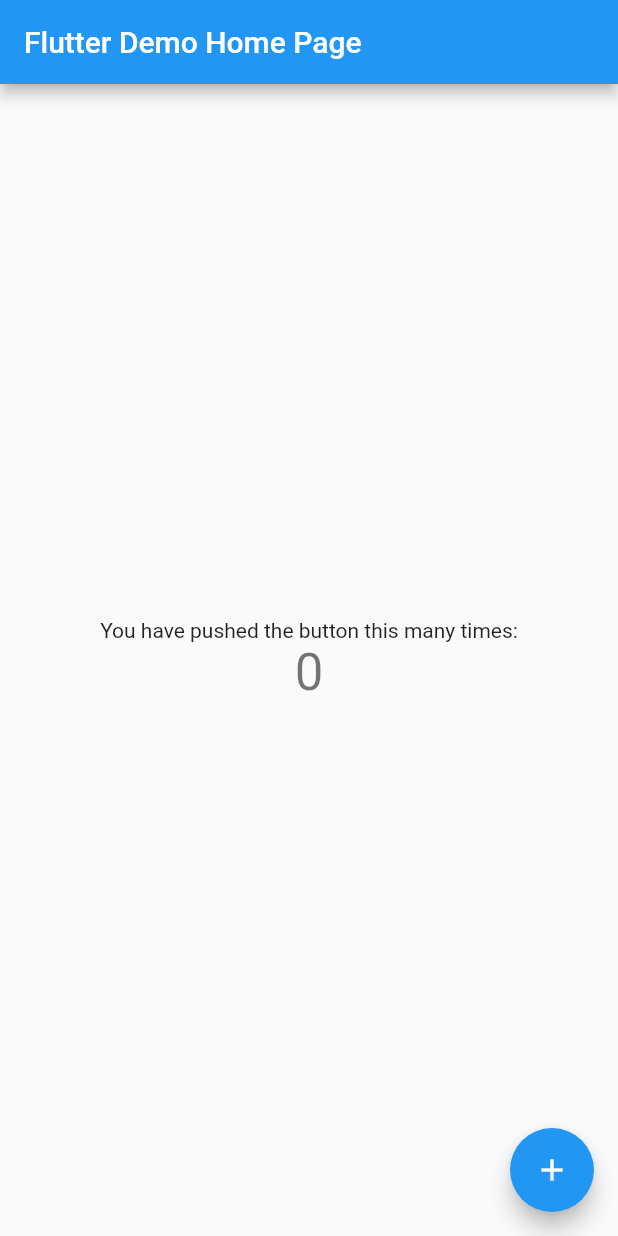
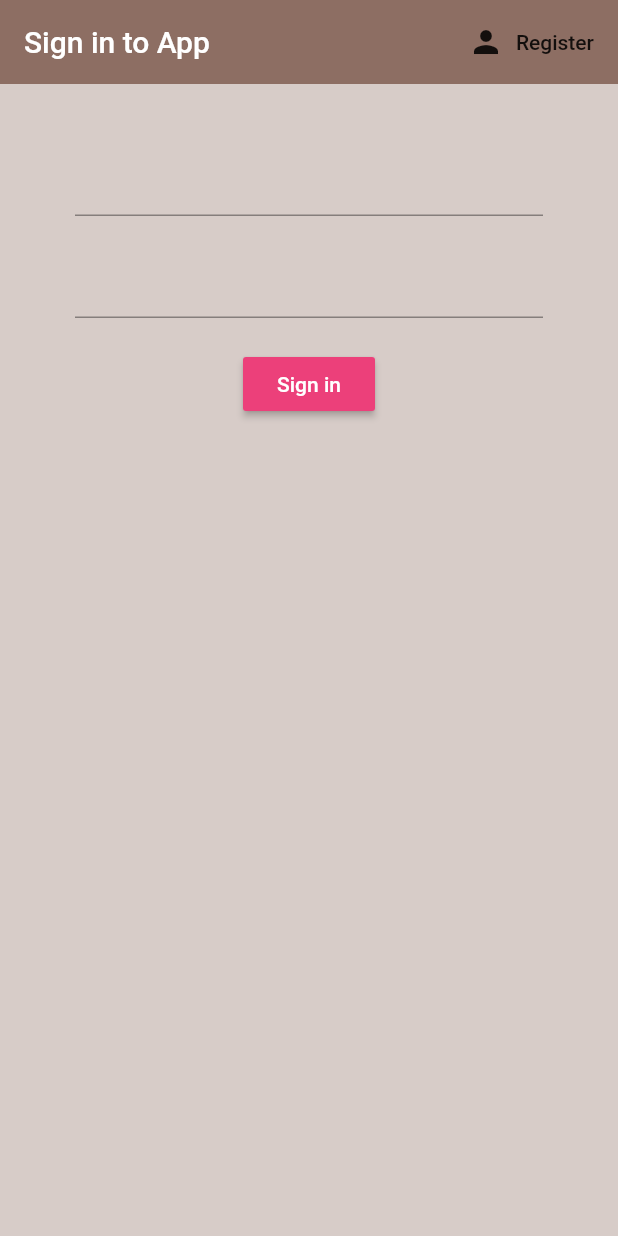
Before and after one commit to edindzabija/flutter-demo, a Flutter app: the screen it shows after launch, on a phone screen of 412 x 824 dp. Run offline on Flutter 3.47's test engine with Material 2 defaults, Android fonts, the phone set to English and light mode, and no system bars; our stand-ins replace firebase_auth; accounts and stored records are empty.

Commit message:
home screen, register and login with email and anon

```diff
--- a/lib/main.dart
+++ b/lib/main.dart
@@ -1,117 +1,19 @@
 import 'package:flutter/material.dart';
+import 'package:flutter_demo/models/user.dart';
+import 'package:flutter_demo/screens/wrapper.dart';
+import 'package:flutter_demo/services/auth.dart';
+import 'package:provider/provider.dart';
 
-void main() {
-  runApp(MyApp());
-}
+void main() => runApp(MyApp());
 
 class MyApp extends StatelessWidget {
-  // This widget is the root of your application.
   @override
   Widget build(BuildContext context) {
-    return MaterialApp(
-      title: 'Flutter Demo',
-      theme: ThemeData(
-        // This is the theme of your application.
-        //
-        // Try running your application with "flutter run". You'll see the
-        // application has a blue toolbar. Then, without quitting the app, try
-        // changing the primarySwatch below to Colors.green and then invoke
-        // "hot reload" (press "r" in the console where you ran "flutter run",
-        // or simply save your changes to "hot reload" in a Flutter IDE).
-        // Notice that the counter didn't reset back to zero; the application
-        // is not restarted.
-        primarySwatch: Colors.blue,
-        // This makes the visual density adapt to the platform that you run
-        // the app on. For desktop platforms, the controls will be smaller and
-        // closer together (more dense) than on mobile platforms.
-        visualDensity: VisualDensity.adaptivePlatformDensity,
+    return StreamProvider<User>.value(
+      value: AuthService().user,
+          child: MaterialApp(
+        home: Wrapper()
       ),
-      home: MyHomePage(title: 'Flutter Demo Home Page'),
     );
   }
 }
-
-class MyHomePage extends StatefulWidget {
-  MyHomePage({Key key, this.title}) : super(key: key);
-
-  // This widget is the home page of your application. It is stateful, meaning
-  // that it has a State object (defined below) that contains fields that affect
-  // how it looks.
-
-  // This class is the configuration for the state. It holds the values (in this
-  // case the title) provided by the parent (in this case the App widget) and
-  // used by the build method of the State. Fields in a Widget subclass are
-  // always marked "final".
-
-  final String title;
-
-  @override
-  _MyHomePageState createState() => _MyHomePageState();
-}
-
-class _MyHomePageState extends State<MyHomePage> {
-  int _counter = 0;
-
-  void _incrementCounter() {
-    setState(() {
-      // This call to setState tells the Flutter framework that something has
-      // changed in this State, which causes it to rerun the build method below
-      // so that the display can reflect the updated values. If we changed
-      // _counter without calling setState(), then the build method would not be
-      // called again, and so nothing would appear to happen.
-      _counter++;
-    });
-  }
-
-  @override
-  Widget build(BuildContext context) {
-    // This method is rerun every time setState is called, for instance as done
-    // by the _incrementCounter method above.
-    //
-    // The Flutter framework has been optimized to make rerunning build methods
-    // fast, so that you can just rebuild anything that needs updating rather
-    // than having to individually change instances of widgets.
-    return Scaffold(
-      appBar: AppBar(
-        // Here we take the value from the MyHomePage object that was created by
-        // the App.build method, and use it to set our appbar title.
-        title: Text(widget.title),
-      ),
-      body: Center(
-        // Center is a layout widget. It takes a single child and positions it
-        // in the middle of the parent.
-        child: Column(
-          // Column is also a layout widget. It takes a list of children and
-          // arranges them vertically. By default, it sizes itself to fit its
-          // children horizontally, and tries to be as tall as its parent.
-          //
-          // Invoke "debug painting" (press "p" in the console, choose the
-          // "Toggle Debug Paint" action from the Flutter Inspector in Android
-          // Studio, or the "Toggle Debug Paint" command in Visual Studio Code)
-          // to see the wireframe for each widget.
-          //
-          // Column has various properties to control how it sizes itself and
-          // how it positions its children. Here we use mainAxisAlignment to
-          // center the children vertically; the main axis here is the vertical
-          // axis because Columns are vertical (the cross axis would be
-          // horizontal).
-          mainAxisAlignment: MainAxisAlignment.center,
-          children: <Widget>[
-            Text(
-              'You have pushed the button this many times:',
-            ),
-            Text(
-              '$_counter',
-              style: Theme.of(context).textTheme.headline4,
-            ),
-          ],
-        ),
-      ),
-      floatingActionButton: FloatingActionButton(
-        onPressed: _incrementCounter,
-        tooltip: 'Increment',
-        child: Icon(Icons.add),
-      ), // This trailing comma makes auto-formatting nicer for build methods.
-    );
-  }
-}
--- /dev/null
+++ b/lib/models/user.dart
@@ -0,0 +1,5 @@
+class User {
+  final String uid;
+
+  User({this.uid});
+}
--- /dev/null
+++ b/lib/screens/authenticate/authenticate.dart
@@ -0,0 +1,24 @@
+import 'package:flutter/material.dart';
+import 'package:flutter_demo/screens/authenticate/register.dart';
+import 'package:flutter_demo/screens/authenticate/sign_in.dart';
+
+class Authenticate extends StatefulWidget {
+  @override
+  _AuthenticateState createState() => _AuthenticateState();
+}
+
+class _AuthenticateState extends State<Authenticate> {
+  bool showSignIn = true;
+  void toggleView() {
+    setState(() => showSignIn = !showSignIn);
+  }
+
+  @override
+  Widget build(BuildContext context) {
+    if (showSignIn) {
+      return SignIn(toggleView: toggleView);
+    } else {
+      return Register(toggleView: toggleView);
+    }
+  }
+}
--- /dev/null
+++ b/lib/screens/authenticate/sign_in.dart
@@ -0,0 +1,93 @@
+import 'package:flutter/material.dart';
+import 'package:flutter_demo/services/auth.dart';
+
+class SignIn extends StatefulWidget {
+  final Function toggleView;
+  SignIn({this.toggleView});
+
+  @override
+  _SignInState createState() => _SignInState();
+}
+
+class _SignInState extends State<SignIn> {
+  final AuthService _auth = AuthService();
+  final _formKey = GlobalKey<FormState>();
+
+  // text field state
+  String email = '';
+  String password = '';
+  String error = '';
+
+  @override
+  Widget build(BuildContext context) {
+    return Scaffold(
+      backgroundColor: Colors.brown[100],
+      appBar: AppBar(
+        backgroundColor: Colors.brown[400],
+        elevation: 0.0,
+        title: Text('Sign in to App'),
+        actions: <Widget>[
+          FlatButton.icon(
+            icon: Icon(Icons.person),
+            label: Text('Register'),
+            onPressed: () {
+              widget.toggleView();
+            },
+          ),
+        ],
+      ),
+      body: Container(
+        padding: EdgeInsets.symmetric(vertical: 20.0, horizontal: 50.0),
+        child: Form(
+          key: _formKey,
+          child: Column(children: <Widget>[
+            SizedBox(height: 20.0),
+            TextFormField(
+                validator: (val) => val.isEmpty ? 'Enter an email' : null,
+                onChanged: (val) {
+                  setState(() => email = val);
+                }),
+            SizedBox(height: 20.0),
+            TextFormField(
+              obscureText: true,
+              validator: (val) => val.length < 6
+                  ? 'Password must contain atleast 6 characters '
+                  : null,
+              onChanged: (val) {
+                setState(() => password = val);
+              },
+            ),
+            SizedBox(
+              height: 20.0,
+            ),
+            RaisedButton(
+              color: Colors.pink[400],
+              child: Text(
+                'Sign in',
+                style: TextStyle(color: Colors.white),
+              ),
+              onPressed: () async {
+                if (_formKey.currentState.validate()) {
+                  dynamic result =
+                      await _auth.signInWithEmailAndPassword(email, password);
+                  if (result == null) {
+                    setState(() {
+                      error = 'Could not sign in with provided credentials';
+                    });
+                  }
+                }
+              },
+            ),
+            SizedBox(
+              height: 12.0,
+            ),
+            Text(
+              error,
+              style: TextStyle(color: Colors.red, fontSize: 14.0),
+            ),
+          ]),
+        ),
+      ),
+    );
+  }
+}
--- /dev/null
+++ b/lib/screens/wrapper.dart
@@ -0,0 +1,20 @@
+import 'package:flutter/material.dart';
+import 'package:flutter_demo/models/user.dart';
+import 'package:flutter_demo/screens/authenticate/authenticate.dart';
+import 'package:flutter_demo/screens/home/home.dart';
+import 'package:provider/provider.dart';
+
+class Wrapper extends StatelessWidget {
+  @override
+  Widget build(BuildContext context) {
+    //return Home or Authenticate widget
+
+    final user = Provider.of<User>(context);
+    print(user);
+    if (user == null) {
+      return Authenticate();
+    } else {
+      return Home();
+    }
+  }
+}
```
Also changed, not shown: lib/screens/authenticate/register.dart (added, +91 -0 lines), lib/screens/home/home.dart (added, +26 -0 lines), lib/services/auth.dart (added, +66 -0 lines), pubspec.yaml (+4 -3 lines), pubspec.lock, 3 other files.
